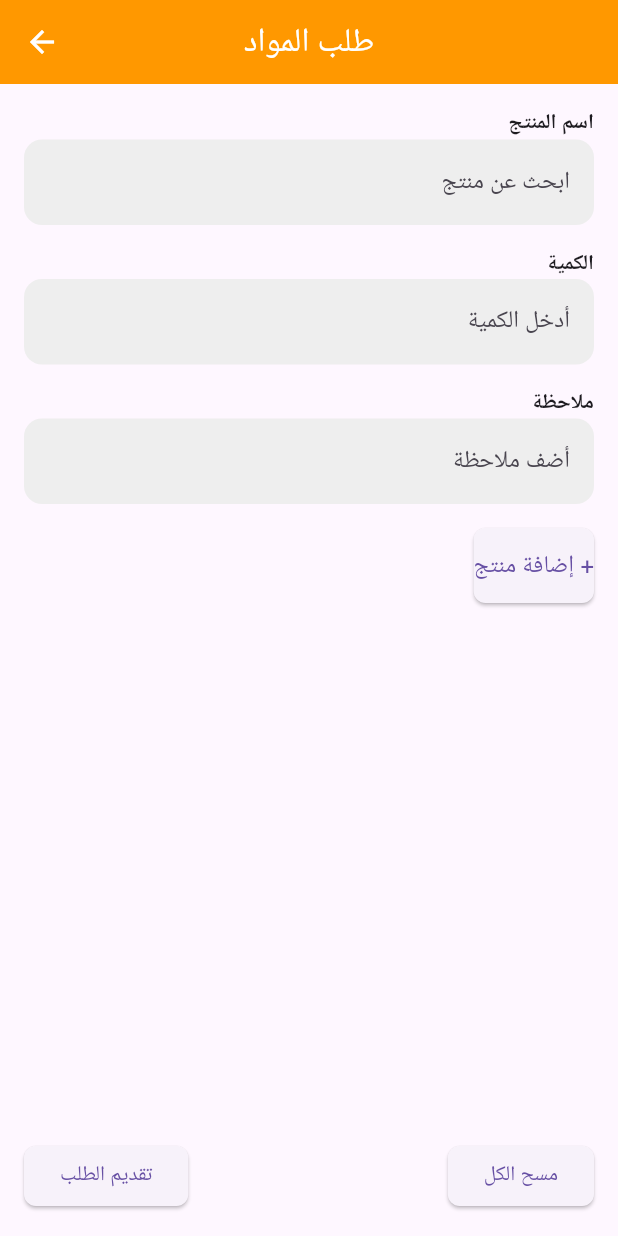
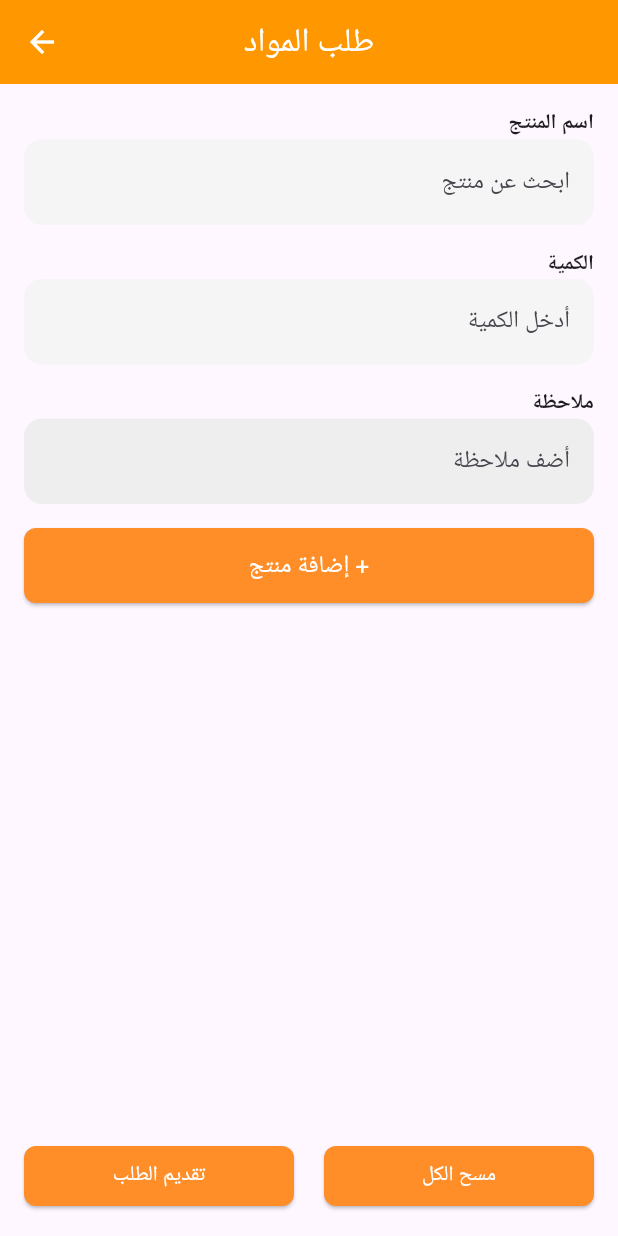
Before and after one commit to mohammadbakjaje/Warehouse, a Flutter app: the AddRequestPage screen opened by its route, on a phone screen of 412 x 824 dp. Run offline on Flutter 3.47's test engine with Material 3 defaults, Android fonts, the phone set to English and light mode, and no system bars; our stand-ins replace flutter_bloc, flutter_typeahead, get_storage, shared_preferences; accounts and stored records are empty.

Commit message:
login bakjaje last edition +userHome +show last +colorshfh

```diff
--- a/lib/screens/Add request/add_request_page.dart
+++ b/lib/screens/Add request/add_request_page.dart
@@ -1,5 +1,6 @@
 import 'package:flutter/material.dart';
 import 'package:flutter_typeahead/flutter_typeahead.dart';
+import 'package:warehouse/helper/my_colors.dart';
 
 class AddRequestPage extends StatefulWidget {
   static String id = "AddRequestPage";
@@ -71,7 +72,7 @@ class _AddRequestPage extends State<AddRequestPage> {
                   decoration: InputDecoration(
                     hintText: "ابحث عن منتج",
                     filled: true,
-                    fillColor: Colors.grey[200], // لون خلفية الحقل
+                    fillColor: MyColors.background2, // لون خلفية الحقل
                     border: OutlineInputBorder(
                       borderRadius: BorderRadius.circular(12),
                       borderSide: BorderSide.none,
@@ -99,7 +100,7 @@ class _AddRequestPage extends State<AddRequestPage> {
                 decoration: InputDecoration(
                   hintText: "أدخل الكمية",
                   filled: true,
-                  fillColor: Colors.grey[200],
+                  fillColor: MyColors.background2,
                   border: OutlineInputBorder(
                     borderRadius: BorderRadius.circular(12),
                     borderSide: BorderSide.none,
@@ -127,15 +128,25 @@ class _AddRequestPage extends State<AddRequestPage> {
               SizedBox(height: 16),
 
               // زر إضافة منتج مع تصميم مشابه للصورة
-              ElevatedButton(
+              Center(
+                child: Container(
+                  width: double.infinity,
+                  child: ElevatedButton(
                     onPressed: addProduct,
-                child: Text("+ إضافة منتج"),
+                    child: Text(
+                      "+ إضافة منتج",
+                      style: TextStyle(color: Colors.white),
+                    ),
                     style: ElevatedButton.styleFrom(
-                  padding: EdgeInsets.symmetric(vertical: 14),
+                      backgroundColor: MyColors.orangeBasic,
+                      padding:
+                          EdgeInsets.symmetric(vertical: 14, horizontal: 50),
                       shape: RoundedRectangleBorder(
                         borderRadius: BorderRadius.circular(8),
                       ),
                       textStyle: TextStyle(fontSize: 16),
+                    ),
+                  ),
                 ),
               ),
               SizedBox(height: 16),
@@ -183,22 +194,43 @@ class _AddRequestPage extends State<AddRequestPage> {
               Row(
                 mainAxisAlignment: MainAxisAlignment.spaceBetween,
                 children: [
-                  ElevatedButton(
+                  Expanded(
+                    child: Container(
+                      width: double.infinity,
+                      child: ElevatedButton(
                         onPressed: clearAll,
-                    child: Text('مسح الكل'),
+                        child: Text(
+                          'مسح الكل',
+                          style: TextStyle(color: Colors.white),
+                        ),
                         style: ElevatedButton.styleFrom(
+                          backgroundColor: MyColors.orangeBasic,
                           shape: RoundedRectangleBorder(
                               borderRadius: BorderRadius.circular(8)),
                         ),
                       ),
-                  ElevatedButton(
+                    ),
+                  ),
+                  SizedBox(
+                    width: 20,
+                  ),
+                  Expanded(
+                    child: Container(
+                      width: double.infinity,
+                      child: ElevatedButton(
                         onPressed: () {
                           // منطق تقديم الطلب هنا
                         },
-                    child: Text('تقديم الطلب'),
+                        child: Text(
+                          'تقديم الطلب',
+                          style: TextStyle(color: Colors.white),
+                        ),
                         style: ElevatedButton.styleFrom(
+                          backgroundColor: MyColors.orangeBasic,
                           shape: RoundedRectangleBorder(
                               borderRadius: BorderRadius.circular(8)),
+                        ),
+                      ),
                     ),
                   ),
                 ],
```
Lines whose indentation alone changed are shown as unchanged.
